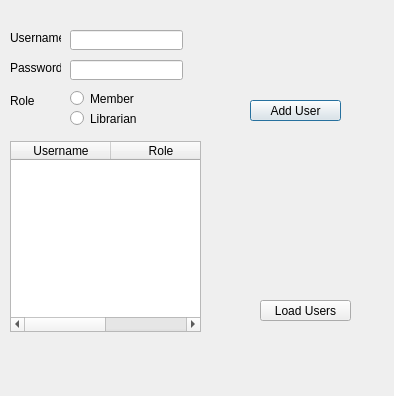
First picture: the form in adminpage.ui, repository youstina-saleh/Librarystem, before the edit.
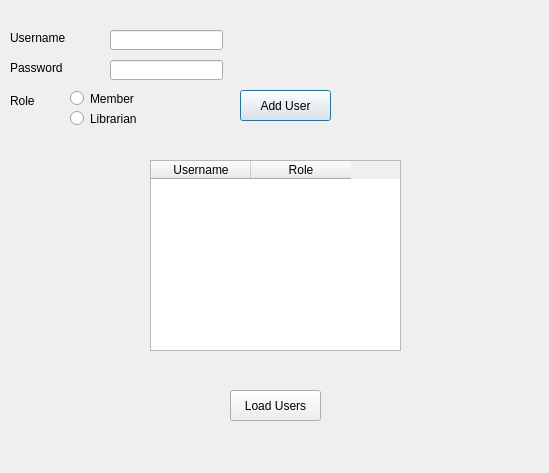
Second picture: the form after the edit.

```diff
--- a/adminpage.ui
+++ b/adminpage.ui
@@ -6,8 +6,8 @@
    <rect>
     <x>0</x>
     <y>0</y>
-    <width>394</width>
-    <height>396</height>
+    <width>549</width>
+    <height>473</height>
    </rect>
   </property>
   <property name="windowTitle">
@@ -18,7 +18,7 @@
     <rect>
      <x>10</x>
      <y>30</y>
-     <width>51</width>
+     <width>81</width>
      <height>16</height>
     </rect>
    </property>
@@ -31,7 +31,7 @@
     <rect>
      <x>10</x>
      <y>60</y>
-     <width>51</width>
+     <width>81</width>
      <height>16</height>
     </rect>
    </property>
@@ -55,7 +55,7 @@
   <widget class="QLineEdit" name="lineEdit_username">
    <property name="geometry">
     <rect>
-     <x>70</x>
+     <x>110</x>
      <y>30</y>
      <width>113</width>
      <height>20</height>
@@ -65,7 +65,7 @@
   <widget class="QLineEdit" name="lineEdit_password">
    <property name="geometry">
     <rect>
-     <x>70</x>
+     <x>110</x>
      <y>60</y>
      <width>113</width>
      <height>20</height>
@@ -80,7 +80,7 @@
     <rect>
      <x>70</x>
      <y>90</y>
-     <width>68</width>
+     <width>121</width>
      <height>17</height>
     </rect>
    </property>
@@ -93,7 +93,7 @@
     <rect>
      <x>70</x>
      <y>110</y>
-     <width>68</width>
+     <width>111</width>
      <height>17</height>
     </rect>
    </property>
@@ -104,10 +104,10 @@
   <widget class="QPushButton" name="pushButton_add">
    <property name="geometry">
     <rect>
-     <x>250</x>
-     <y>100</y>
+     <x>240</x>
+     <y>90</y>
      <width>91</width>
-     <height>21</height>
+     <height>31</height>
     </rect>
    </property>
    <property name="text">
@@ -117,9 +117,9 @@
   <widget class="QTableWidget" name="tableWidget">
    <property name="geometry">
     <rect>
-     <x>10</x>
-     <y>141</y>
-     <width>191</width>
+     <x>150</x>
+     <y>160</y>
+     <width>251</width>
      <height>191</height>
     </rect>
    </property>
@@ -137,10 +137,10 @@
   <widget class="QPushButton" name="pushButton_load">
    <property name="geometry">
     <rect>
-     <x>260</x>
-     <y>300</y>
+     <x>230</x>
+     <y>390</y>
      <width>91</width>
-     <height>21</height>
+     <height>31</height>
     </rect>
    </property>
    <property name="text">
```
